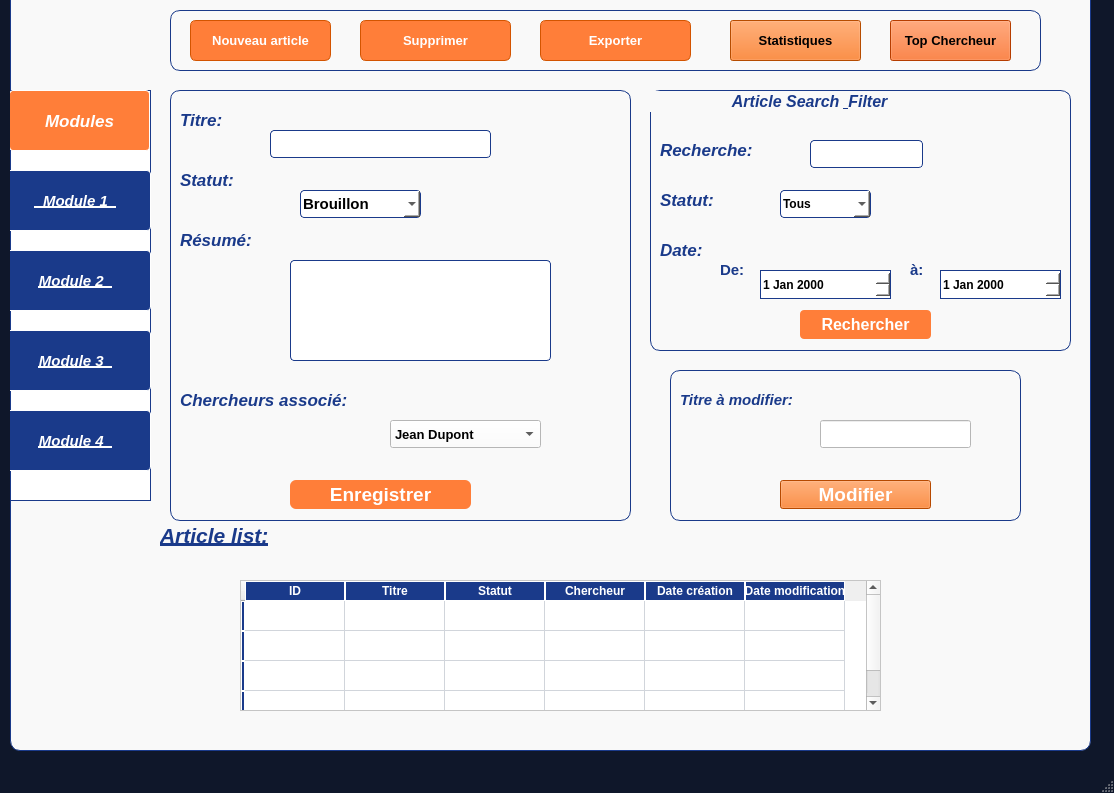
Above: mainwindow.ui from NejiEser16/Project_Article_eser before the change. Below: the same form after it.
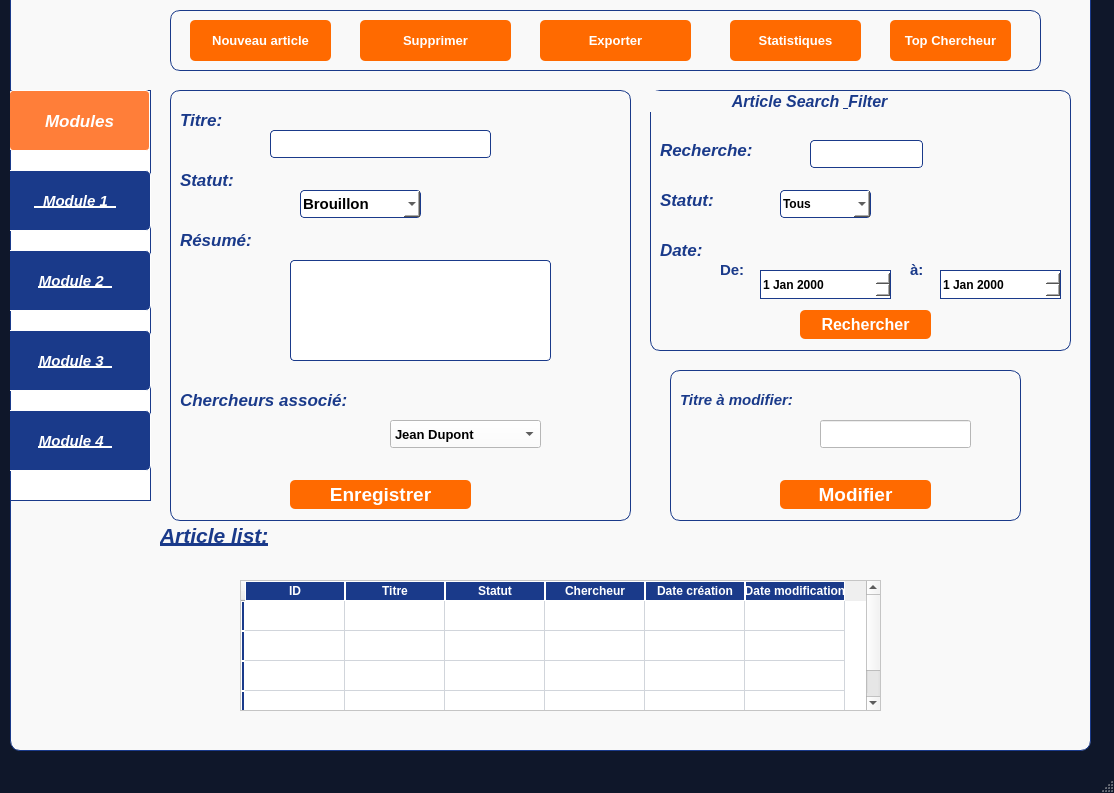
That is the form after the change. Icons and pictures are not drawn.

```diff
--- a/mainwindow.ui
+++ b/mainwindow.ui
@@ -358,8 +358,8 @@
           <brush brushstyle="SolidPattern">
            <color alpha="255">
             <red>255</red>
-            <green>126</green>
-            <blue>57</blue>
+            <green>106</green>
+            <blue>0</blue>
            </color>
           </brush>
          </colorrole>
@@ -430,8 +430,8 @@
           <brush brushstyle="SolidPattern">
            <color alpha="255">
             <red>255</red>
-            <green>126</green>
-            <blue>57</blue>
+            <green>106</green>
+            <blue>0</blue>
            </color>
           </brush>
          </colorrole>
@@ -439,8 +439,8 @@
           <brush brushstyle="SolidPattern">
            <color alpha="255">
             <red>255</red>
-            <green>126</green>
-            <blue>57</blue>
+            <green>106</green>
+            <blue>0</blue>
            </color>
           </brush>
          </colorrole>
@@ -522,8 +522,8 @@
           <brush brushstyle="SolidPattern">
            <color alpha="255">
             <red>255</red>
-            <green>126</green>
-            <blue>57</blue>
+            <green>106</green>
+            <blue>0</blue>
            </color>
           </brush>
          </colorrole>
@@ -594,8 +594,8 @@
           <brush brushstyle="SolidPattern">
            <color alpha="255">
             <red>255</red>
-            <green>126</green>
-            <blue>57</blue>
+            <green>106</green>
+            <blue>0</blue>
            </color>
           </brush>
          </colorrole>
@@ -603,8 +603,8 @@
           <brush brushstyle="SolidPattern">
            <color alpha="255">
             <red>255</red>
-            <green>126</green>
-            <blue>57</blue>
+            <green>106</green>
+            <blue>0</blue>
            </color>
           </brush>
          </colorrole>
@@ -686,8 +686,8 @@
           <brush brushstyle="SolidPattern">
            <color alpha="255">
             <red>255</red>
-            <green>126</green>
-            <blue>57</blue>
+            <green>106</green>
+            <blue>0</blue>
            </color>
           </brush>
          </colorrole>
@@ -758,8 +758,8 @@
           <brush brushstyle="SolidPattern">
            <color alpha="255">
             <red>255</red>
-            <green>126</green>
-            <blue>57</blue>
+            <green>106</green>
+            <blue>0</blue>
            </color>
           </brush>
          </colorrole>
@@ -767,8 +767,8 @@
           <brush brushstyle="SolidPattern">
            <color alpha="255">
             <red>255</red>
-            <green>126</green>
-            <blue>57</blue>
+            <green>106</green>
+            <blue>0</blue>
            </color>
           </brush>
          </colorrole>
@@ -847,11 +847,17 @@
        </font>
       </property>
       <property name="styleSheet">
-       <string notr="true">
-background-color: #ff7e39;
-color: white;
-border-radius: 4px;
-font-weight: bold;</string>
+       <string notr="true">QPushButton {
+    background-color: rgb(255, 106, 0);
+    color: white;
+    border-radius: 5px;
+}
+QPushButton:hover {
+    background-color: rgb(200, 80, 0);
+}
+QPushButton:pressed {
+    background-color: rgb(150, 60, 0);
+}</string>
       </property>
       <property name="text">
        <string>Rechercher</string>
@@ -1027,9 +1033,17 @@
        <bool>false</bool>
       </property>
       <property name="styleSheet">
-       <string notr="true">color: white;
-
-background-color: rgb(255, 102, 0);</string>
+       <string notr="true">QPushButton {
+    background-color: rgb(255, 106, 0);
+    color: white;
+    border-radius: 5px;
+}
+QPushButton:hover {
+    background-color: rgb(200, 80, 0);
+}
+QPushButton:pressed {
+    background-color: rgb(150, 60, 0);
+}</string>
       </property>
       <property name="text">
        <string>Modifier</string>
@@ -1280,8 +1294,8 @@
           <brush brushstyle="SolidPattern">
            <color alpha="255">
             <red>255</red>
-            <green>126</green>
-            <blue>57</blue>
+            <green>106</green>
+            <blue>0</blue>
            </color>
           </brush>
          </colorrole>
@@ -1352,8 +1366,8 @@
           <brush brushstyle="SolidPattern">
            <color alpha="255">
             <red>255</red>
-            <green>126</green>
-            <blue>57</blue>
+            <green>106</green>
+            <blue>0</blue>
            </color>
           </brush>
          </colorrole>
@@ -1361,8 +1375,8 @@
           <brush brushstyle="SolidPattern">
            <color alpha="255">
             <red>255</red>
-            <green>126</green>
-            <blue>57</blue>
+            <green>106</green>
+            <blue>0</blue>
            </color>
           </brush>
          </colorrole>
@@ -1444,8 +1458,8 @@
           <brush brushstyle="SolidPattern">
            <color alpha="255">
             <red>255</red>
-            <green>126</green>
-            <blue>57</blue>
+            <green>106</green>
+            <blue>0</blue>
            </color>
           </brush>
          </colorrole>
@@ -1516,8 +1530,8 @@
           <brush brushstyle="SolidPattern">
            <color alpha="255">
             <red>255</red>
-            <green>126</green>
-            <blue>57</blue>
+            <green>106</green>
+            <blue>0</blue>
            </color>
           </brush>
          </colorrole>
@@ -1525,8 +1539,8 @@
           <brush brushstyle="SolidPattern">
            <color alpha="255">
             <red>255</red>
-            <green>126</green>
-            <blue>57</blue>
+            <green>106</green>
+            <blue>0</blue>
            </color>
           </brush>
          </colorrole>
@@ -1608,8 +1622,8 @@
           <brush brushstyle="SolidPattern">
            <color alpha="255">
             <red>255</red>
-            <green>126</green>
-            <blue>57</blue>
+            <green>106</green>
+            <blue>0</blue>
            </color>
           </brush>
          </colorrole>
@@ -1680,8 +1694,8 @@
           <brush brushstyle="SolidPattern">
            <color alpha="255">
             <red>255</red>
-            <green>126</green>
-            <blue>57</blue>
+            <green>106</green>
+            <blue>0</blue>
            </color>
           </brush>
          </colorrole>
@@ -1689,8 +1703,8 @@
           <brush brushstyle="SolidPattern">
            <color alpha="255">
             <red>255</red>
-            <green>126</green>
-            <blue>57</blue>
+            <green>106</green>
+            <blue>0</blue>
            </color>
           </brush>
          </colorrole>
@@ -1768,7 +1782,17 @@
        </font>
       </property>
       <property name="styleSheet">
-       <string notr="true">color: white;</string>
+       <string notr="true">QPushButton {
+    background-color: rgb(255, 106, 0);
+    color: white;
+    border-radius: 5px;
+}
+QPushButton:hover {
+    background-color: rgb(200, 80, 0);
+}
+QPushButton:pressed {
+    background-color: rgb(150, 60, 0);
+}</string>
       </property>
       <property name="text">
        <string>Enregistrer</string>
@@ -1867,8 +1891,8 @@
           <brush brushstyle="SolidPattern">
            <color alpha="255">
             <red>255</red>
-            <green>126</green>
-            <blue>57</blue>
+            <green>106</green>
+            <blue>0</blue>
            </color>
           </brush>
          </colorrole>
@@ -1939,8 +1963,8 @@
           <brush brushstyle="SolidPattern">
            <color alpha="255">
             <red>255</red>
-            <green>126</green>
-            <blue>57</blue>
+            <green>106</green>
+            <blue>0</blue>
            </color>
           </brush>
          </colorrole>
@@ -1948,8 +1972,8 @@
           <brush brushstyle="SolidPattern">
            <color alpha="255">
             <red>255</red>
-            <green>126</green>
-            <blue>57</blue>
+            <green>106</green>
+            <blue>0</blue>
            </color>
           </brush>
          </colorrole>
@@ -2031,8 +2055,8 @@
           <brush brushstyle="SolidPattern">
            <color alpha="255">
             <red>255</red>
-            <green>126</green>
-            <blue>57</blue>
+            <green>106</green>
+            <blue>0</blue>
            </color>
           </brush>
          </colorrole>
@@ -2103,8 +2127,8 @@
           <brush brushstyle="SolidPattern">
            <color alpha="255">
             <red>255</red>
-            <green>126</green>
-            <blue>57</blue>
+            <green>106</green>
+            <blue>0</blue>
            </color>
           </brush>
          </colorrole>
@@ -2112,8 +2136,8 @@
           <brush brushstyle="SolidPattern">
            <color alpha="255">
             <red>255</red>
-            <green>126</green>
-            <blue>57</blue>
+            <green>106</green>
+            <blue>0</blue>
            </color>
           </brush>
          </colorrole>
@@ -2195,8 +2219,8 @@
           <brush brushstyle="SolidPattern">
            <color alpha="255">
             <red>255</red>
-            <green>126</green>
-            <blue>57</blue>
+            <green>106</green>
+            <blue>0</blue>
            </color>
           </brush>
          </colorrole>
@@ -2267,8 +2291,8 @@
           <brush brushstyle="SolidPattern">
            <color alpha="255">
             <red>255</red>
-            <green>126</green>
-            <blue>57</blue>
+            <green>106</green>
+            <blue>0</blue>
            </color>
           </brush>
          </colorrole>
@@ -2276,8 +2300,8 @@
           <brush brushstyle="SolidPattern">
            <color alpha="255">
             <red>255</red>
-            <green>126</green>
-            <blue>57</blue>
+            <green>106</green>
+            <blue>0</blue>
            </color>
           </brush>
          </colorrole>
@@ -2356,14 +2380,10 @@
       </property>
       <property name="styleSheet">
        <string notr="true">QPushButton {
-    background-color: #ff7e39;
+    background-color: rgb(255, 106, 0);
     color: white;
-    font-weight: bold;
-    border-radius: 6px;
-    border: 1px solid #d35400;
-    padding: 5px;
+    border-radius: 5px;
 }
-
 QPushButton:hover {
     background-color: #e67e22;
 }</string>
@@ -2397,8 +2417,8 @@
           <brush brushstyle="SolidPattern">
            <color alpha="255">
             <red>255</red>
-            <green>126</green>
-            <blue>57</blue>
+            <green>106</green>
+            <blue>0</blue>
            </color>
           </brush>
          </colorrole>
@@ -2469,8 +2489,8 @@
           <brush brushstyle="SolidPattern">
            <color alpha="255">
             <red>255</red>
-            <green>126</green>
-            <blue>57</blue>
+            <green>106</green>
+            <blue>0</blue>
            </color>
           </brush>
          </colorrole>
@@ -2478,8 +2498,8 @@
           <brush brushstyle="SolidPattern">
            <color alpha="255">
             <red>255</red>
-            <green>126</green>
-            <blue>57</blue>
+            <green>106</green>
+            <blue>0</blue>
            </color>
           </brush>
          </colorrole>
@@ -2561,8 +2581,8 @@
           <brush brushstyle="SolidPattern">
            <color alpha="255">
             <red>255</red>
-            <green>126</green>
-            <blue>57</blue>
+            <green>106</green>
+            <blue>0</blue>
            </color>
           </brush>
          </colorrole>
@@ -2633,8 +2653,8 @@
           <brush brushstyle="SolidPattern">
            <color alpha="255">
             <red>255</red>
-            <green>126</green>
-            <blue>57</blue>
+            <green>106</green>
+            <blue>0</blue>
            </color>
           </brush>
          </colorrole>
@@ -2642,8 +2662,8 @@
           <brush brushstyle="SolidPattern">
            <color alpha="255">
             <red>255</red>
-            <green>126</green>
-            <blue>57</blue>
+            <green>106</green>
+            <blue>0</blue>
            </color>
           </brush>
          </colorrole>
@@ -2725,8 +2745,8 @@
           <brush brushstyle="SolidPattern">
            <color alpha="255">
             <red>255</red>
-            <green>126</green>
-            <blue>57</blue>
+            <green>106</green>
+            <blue>0</blue>
            </color>
           </brush>
          </colorrole>
@@ -2797,8 +2817,8 @@
           <brush brushstyle="SolidPattern">
            <color alpha="255">
             <red>255</red>
-            <green>126</green>
-            <blue>57</blue>
+            <green>106</green>
+            <blue>0</blue>
            </color>
           </brush>
          </colorrole>
@@ -2806,8 +2826,8 @@
           <brush brushstyle="SolidPattern">
            <color alpha="255">
             <red>255</red>
-            <green>126</green>
-            <blue>57</blue>
+            <green>106</green>
+            <blue>0</blue>
            </color>
           </brush>
          </colorrole>
@@ -2886,14 +2906,10 @@
       </property>
       <property name="styleSheet">
        <string notr="true">QPushButton {
-    background-color: #ff7e39;
+    background-color: rgb(255, 106, 0);
     color: white;
-    font-weight: bold;
-    border-radius: 6px;
-    border: 1px solid #d35400;
-    padding: 5px;
+    border-radius: 5px;
 }
-
 QPushButton:hover {
     background-color: #e67e22;
 }</string>
@@ -2927,8 +2943,8 @@
           <brush brushstyle="SolidPattern">
            <color alpha="255">
             <red>255</red>
-            <green>126</green>
-            <blue>57</blue>
+            <green>106</green>
+            <blue>0</blue>
            </color>
           </brush>
          </colorrole>
@@ -2999,8 +3015,8 @@
           <brush brushstyle="SolidPattern">
            <color alpha="255">
             <red>255</red>
-            <green>126</green>
-            <blue>57</blue>
+            <green>106</green>
+            <blue>0</blue>
            </color>
           </brush>
          </colorrole>
@@ -3008,8 +3024,8 @@
           <brush brushstyle="SolidPattern">
            <color alpha="255">
             <red>255</red>
-            <green>126</green>
-            <blue>57</blue>
+            <green>106</green>
+            <blue>0</blue>
            </color>
           </brush>
          </colorrole>
@@ -3091,8 +3107,8 @@
           <brush brushstyle="SolidPattern">
            <color alpha="255">
             <red>255</red>
-            <green>126</green>
-            <blue>57</blue>
+            <green>106</green>
+            <blue>0</blue>
            </color>
           </brush>
          </colorrole>
@@ -3163,8 +3179,8 @@
           <brush brushstyle="SolidPattern">
            <color alpha="255">
             <red>255</red>
-            <green>126</green>
-            <blue>57</blue>
+            <green>106</green>
+            <blue>0</blue>
            </color>
           </brush>
          </colorrole>
@@ -3172,8 +3188,8 @@
           <brush brushstyle="SolidPattern">
            <color alpha="255">
             <red>255</red>
-            <green>126</green>
-            <blue>57</blue>
+            <green>106</green>
+            <blue>0</blue>
            </color>
           </brush>
          </colorrole>
@@ -3255,8 +3271,8 @@
           <brush brushstyle="SolidPattern">
            <color alpha="255">
             <red>255</red>
-            <green>126</green>
-            <blue>57</blue>
+            <green>106</green>
+            <blue>0</blue>
            </color>
           </brush>
          </colorrole>
@@ -3327,8 +3343,8 @@
           <brush brushstyle="SolidPattern">
            <color alpha="255">
             <red>255</red>
-            <green>126</green>
-            <blue>57</blue>
+            <green>106</green>
+            <blue>0</blue>
            </color>
           </brush>
          </colorrole>
@@ -3336,8 +3352,8 @@
           <brush brushstyle="SolidPattern">
            <color alpha="255">
             <red>255</red>
-            <green>126</green>
-            <blue>57</blue>
+            <green>106</green>
+            <blue>0</blue>
            </color>
           </brush>
          </colorrole>
@@ -3416,14 +3432,10 @@
       </property>
       <property name="styleSheet">
        <string notr="true">QPushButton {
-    background-color: #ff7e39;
+    background-color: rgb(255, 106, 0);
     color: white;
-    font-weight: bold;
-    border-radius: 6px;
-    border: 1px solid #d35400;
-    padding: 5px;
+    border-radius: 5px;
 }
-
 QPushButton:hover {
     background-color: #e67e22;
 }</string>
@@ -3448,7 +3460,17 @@
        </font>
       </property>
       <property name="styleSheet">
-       <string notr="true">background-color: rgb(255, 106, 0);</string>
+       <string notr="true">QPushButton {
+    background-color: rgb(255, 106, 0);
+    color: white;
+    border-radius: 5px;
+}
+QPushButton:hover {
+    background-color: rgb(200, 80, 0);
+}
+QPushButton:pressed {
+    background-color: rgb(150, 60, 0);
+}</string>
       </property>
       <property name="text">
        <string>Statistiques</string>
@@ -3470,7 +3492,17 @@
        </font>
       </property>
       <property name="styleSheet">
-       <string notr="true">background-color: rgb(255, 85, 0);</string>
+       <string notr="true">QPushButton {
+    background-color: rgb(255, 106, 0);
+    color: white;
+    border-radius: 5px;
+}
+QPushButton:hover {
+    background-color: rgb(200, 80, 0);
+}
+QPushButton:pressed {
+    background-color: rgb(150, 60, 0);
+}</string>
       </property>
       <property name="text">
        <string>Top Chercheur</string>
@@ -4179,10 +4211,17 @@
        </font>
       </property>
       <property name="styleSheet">
-       <string notr="true">background-color: #1a3a8a;
-color: white;
-font-weight: bold;
-padding: 5px;</string>
+       <string notr="true">QPushButton {
+    background-color: rgb(26, 58, 138);
+    color: white;
+    border-radius: 5px;
+}
+QPushButton:hover {
+    background-color: rgb(15, 40, 100);
+}
+QPushButton:pressed {
+    background-color: rgb(10, 25, 70);
+}</string>
       </property>
       <property name="text">
        <string>  Module 1  </string>
@@ -4205,6 +4244,19 @@
         <underline>true</underline>
        </font>
       </property>
+      <property name="styleSheet">
+       <string notr="true">QPushButton {
+    background-color: rgb(26, 58, 138);
+    color: white;
+    border-radius: 5px;
+}
+QPushButton:hover {
+    background-color: rgb(15, 40, 100);
+}
+QPushButton:pressed {
+    background-color: rgb(10, 25, 70);
+}</string>
+      </property>
       <property name="text">
        <string>Module 2  </string>
       </property>
@@ -4226,6 +4278,19 @@
         <underline>true</underline>
        </font>
       </property>
+      <property name="styleSheet">
+       <string notr="true">QPushButton {
+    background-color: rgb(26, 58, 138);
+    color: white;
+    border-radius: 5px;
+}
+QPushButton:hover {
+    background-color: rgb(15, 40, 100);
+}
+QPushButton:pressed {
+    background-color: rgb(10, 25, 70);
+}</string>
+      </property>
       <property name="text">
        <string>Module 3  </string>
       </property>
@@ -4247,6 +4312,19 @@
         <underline>true</underline>
        </font>
       </property>
+      <property name="styleSheet">
+       <string notr="true">QPushButton {
+    background-color: rgb(26, 58, 138);
+    color: white;
+    border-radius: 5px;
+}
+QPushButton:hover {
+    background-color: rgb(15, 40, 100);
+}
+QPushButton:pressed {
+    background-color: rgb(10, 25, 70);
+}</string>
+      </property>
       <property name="text">
        <string>Module 4  </string>
       </property>
```
Left out of the diff: 19 changed lines with no effect on the pictures.
